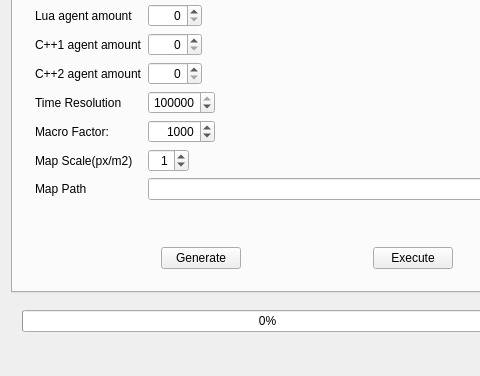
This is mainwindow.ui in sojoe02/RANA as Qt 5 draws it before an edit; both pictures show x 0 to 480 and y 92 to 468 of the 621 by 468 pixel window. The edited form follows.
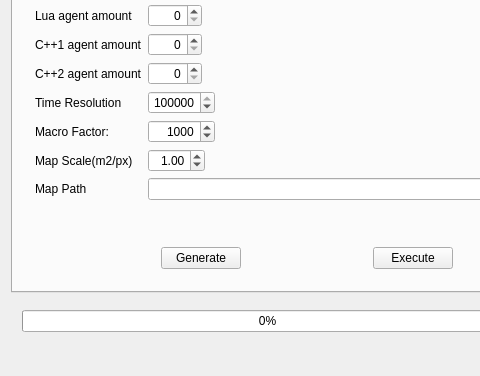
This is the edited form. The open tabs and pages were chosen to show the change.

```diff
--- a/mainwindow.ui
+++ b/mainwindow.ui
@@ -118,25 +118,6 @@
              </property>
             </widget>
            </item>
-           <item row="9" column="2">
-            <widget class="QSpinBox" name="mapScaleSpinBox">
-             <property name="sizePolicy">
-              <sizepolicy hsizetype="Fixed" vsizetype="Fixed">
-               <horstretch>0</horstretch>
-               <verstretch>0</verstretch>
-              </sizepolicy>
-             </property>
-             <property name="layoutDirection">
-              <enum>Qt::LeftToRight</enum>
-             </property>
-             <property name="alignment">
-              <set>Qt::AlignRight|Qt::AlignTrailing|Qt::AlignVCenter</set>
-             </property>
-             <property name="value">
-              <number>1</number>
-             </property>
-            </widget>
-           </item>
            <item row="7" column="0">
             <widget class="QLabel" name="label_5">
              <property name="toolTip">
@@ -277,7 +258,7 @@
            <item row="9" column="0">
             <widget class="QLabel" name="label_9">
              <property name="text">
-              <string>Map Scale(px/m2)</string>
+              <string>Map Scale(m2/px)</string>
              </property>
             </widget>
            </item>
@@ -304,6 +285,28 @@
              </property>
             </widget>
            </item>
+           <item row="9" column="2" colspan="2">
+            <widget class="QDoubleSpinBox" name="mapScaleDoubleSpinBox">
+             <property name="sizePolicy">
+              <sizepolicy hsizetype="Maximum" vsizetype="Fixed">
+               <horstretch>0</horstretch>
+               <verstretch>0</verstretch>
+              </sizepolicy>
+             </property>
+             <property name="layoutDirection">
+              <enum>Qt::LeftToRight</enum>
+             </property>
+             <property name="alignment">
+              <set>Qt::AlignRight|Qt::AlignTrailing|Qt::AlignVCenter</set>
+             </property>
+             <property name="singleStep">
+              <double>0.100000000000000</double>
+             </property>
+             <property name="value">
+              <double>1.000000000000000</double>
+             </property>
+            </widget>
+           </item>
           </layout>
          </widget>
         </item>
```
Left out of the diff: 2 changed lines with no effect on the pictures.
